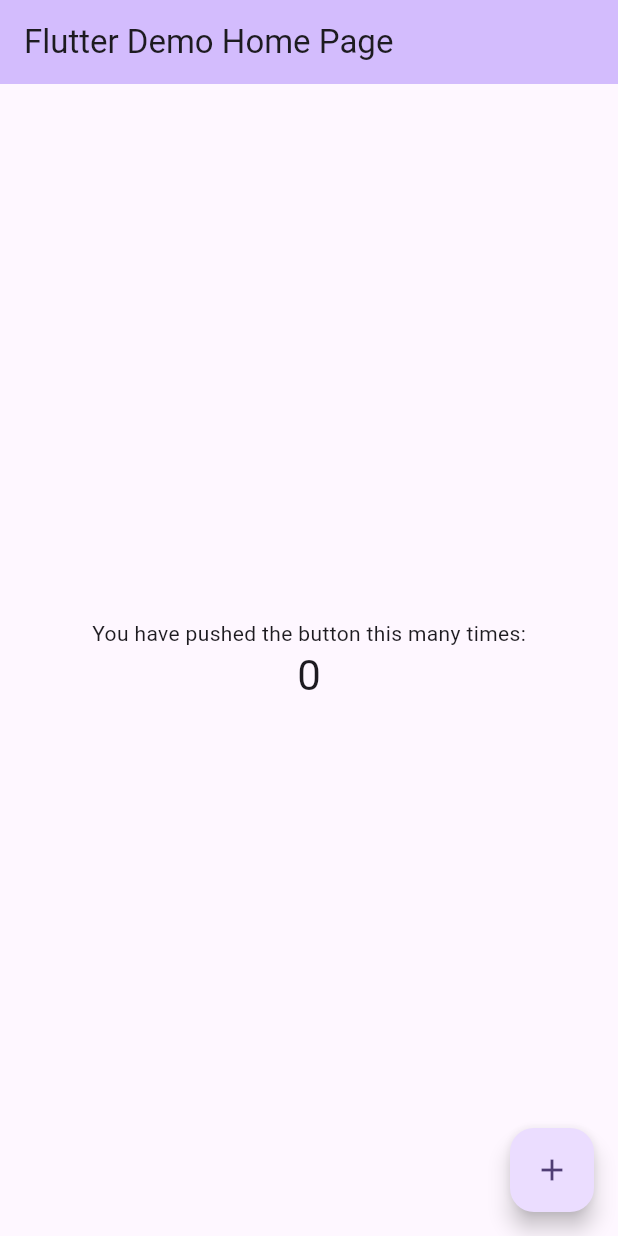
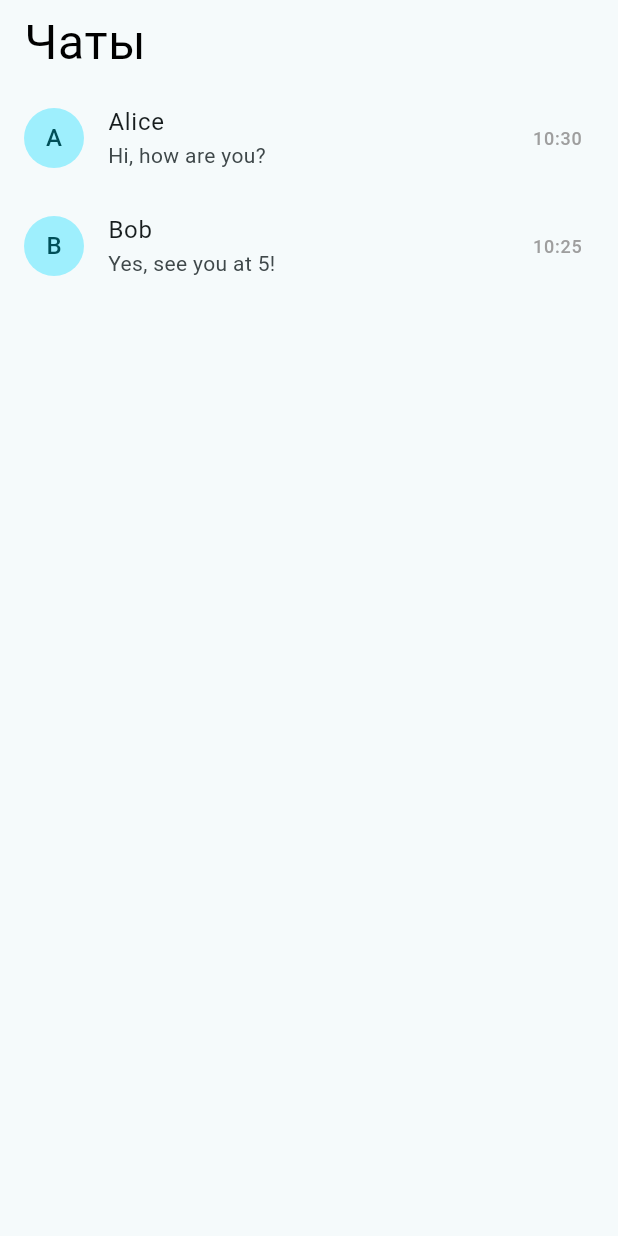
Before and after one commit to zhbekaa/messenger_test_task, a Flutter app: the screen it shows after launch, on a phone screen of 412 x 824 dp. Run offline on Flutter 3.47's test engine with Material 3 defaults, Android fonts, the phone set to English and light mode, and no system bars; our stand-ins replace flutter_svg.

Commit message:
non-functional components, screens

```diff
--- /dev/null
+++ b/lib/domain/models/chat_models.dart
@@ -0,0 +1,19 @@
+class ChatMessage {
+  final String text;
+  final bool isSentByMe;
+  final DateTime timestamp;
+  ChatMessage({required this.text, required this.isSentByMe, required this.timestamp});
+}
+
+
+class Chat {
+  final String userName;
+  final List<ChatMessage> messages;
+
+  Chat({
+    required this.userName,
+    required this.messages,
+  });
+
+  ChatMessage get lastMessage => messages.last;
+}
--- a/lib/main.dart
+++ b/lib/main.dart
@@ -1,125 +1,27 @@
 import 'package:flutter/material.dart';
+import 'package:messenger_test_task/screens/chat_list_screen.dart';
 
-void main() {
-  runApp(const MyApp());
+void main() => runApp(const MyApp());
+
+class MyApp extends StatefulWidget {
+  const MyApp({super.key});
+
+  @override
+  State<MyApp> createState() => _MyAppState();
 }
 
-class MyApp extends StatelessWidget {
-  const MyApp({super.key});
-
-  // This widget is the root of your application.
+class _MyAppState extends State<MyApp> {
   @override
   Widget build(BuildContext context) {
     return MaterialApp(
-      title: 'Flutter Demo',
       theme: ThemeData(
-        // This is the theme of your application.
-        //
-        // TRY THIS: Try running your application with "flutter run". You'll see
-        // the application has a blue toolbar. Then, without quitting the app,
-        // try changing the seedColor in the colorScheme below to Colors.green
-        // and then invoke "hot reload" (save your changes or press the "hot
-        // reload" button in a Flutter-supported IDE, or press "r" if you used
-        // the command line to start the app).
-        //
-        // Notice that the counter didn't reset back to zero; the application
-        // state is not lost during the reload. To reset the state, use hot
-        // restart instead.
-        //
-        // This works for code too, not just values: Most code changes can be
-        // tested with just a hot reload.
-        colorScheme: ColorScheme.fromSeed(seedColor: Colors.deepPurple),
-        useMaterial3: true,
-      ),
-      home: const MyHomePage(title: 'Flutter Demo Home Page'),
+          colorScheme: ColorScheme.fromSeed(
+        seedColor: Colors.white,
+        primary: Colors.white,
+        onPrimary: Colors.black,
+        background: Colors.white,
+      )),
+      home: Scaffold(body: ChatListScreen()),
     );
   }
 }
-
-class MyHomePage extends StatefulWidget {
-  const MyHomePage({super.key, required this.title});
-
-  // This widget is the home page of your application. It is stateful, meaning
-  // that it has a State object (defined below) that contains fields that affect
-  // how it looks.
-
-  // This class is the configuration for the state. It holds the values (in this
-  // case the title) provided by the parent (in this case the App widget) and
-  // used by the build method of the State. Fields in a Widget subclass are
-  // always marked "final".
-
-  final String title;
-
-  @override
-  State<MyHomePage> createState() => _MyHomePageState();
-}
-
-class _MyHomePageState extends State<MyHomePage> {
-  int _counter = 0;
-
-  void _incrementCounter() {
-    setState(() {
-      // This call to setState tells the Flutter framework that something has
-      // changed in this State, which causes it to rerun the build method below
-      // so that the display can reflect the updated values. If we changed
-      // _counter without calling setState(), then the build method would not be
-      // called again, and so nothing would appear to happen.
-      _counter++;
-    });
-  }
-
-  @override
-  Widget build(BuildContext context) {
-    // This method is rerun every time setState is called, for instance as done
-    // by the _incrementCounter method above.
-    //
-    // The Flutter framework has been optimized to make rerunning build methods
-    // fast, so that you can just rebuild anything that needs updating rather
-    // than having to individually change instances of widgets.
-    return Scaffold(
-      appBar: AppBar(
-        // TRY THIS: Try changing the color here to a specific color (to
-        // Colors.amber, perhaps?) and trigger a hot reload to see the AppBar
-        // change color while the other colors stay the same.
-        backgroundColor: Theme.of(context).colorScheme.inversePrimary,
-        // Here we take the value from the MyHomePage object that was created by
-        // the App.build method, and use it to set our appbar title.
-        title: Text(widget.title),
-      ),
-      body: Center(
-        // Center is a layout widget. It takes a single child and positions it
-        // in the middle of the parent.
-        child: Column(
-          // Column is also a layout widget. It takes a list of children and
-          // arranges them vertically. By default, it sizes itself to fit its
-          // children horizontally, and tries to be as tall as its parent.
-          //
-          // Column has various properties to control how it sizes itself and
-          // how it positions its children. Here we use mainAxisAlignment to
-          // center the children vertically; the main axis here is the vertical
-          // axis because Columns are vertical (the cross axis would be
-          // horizontal).
-          //
-          // TRY THIS: Invoke "debug painting" (choose the "Toggle Debug Paint"
-          // action in the IDE, or press "p" in the console), to see the
-          // wireframe for each widget.
-          mainAxisAlignment: MainAxisAlignment.center,
-          children: <Widget>[
-            const Text(
-              'You have pushed the button this many times:',
-            ),
-            Text(
-              '$_counter',
-              style: Theme.of(context).textTheme.headlineMedium,
-            ),
-          ],
-        ),
-      ),
-      floatingActionButton: FloatingActionButton(
-        onPressed: _incrementCounter,
-        tooltip: 'Increment',
-        child: const Icon(Icons.add),
-      ), // This trailing comma makes auto-formatting nicer for build methods.
-    );
-  }
-}
--- /dev/null
+++ b/lib/screens/chat_list_screen.dart
@@ -0,0 +1,68 @@
+import 'package:flutter/material.dart';
+import '../domain/models/chat_models.dart';
+import '../widgets/chat_preview.dart';
+
+// ignore: use_key_in_widget_constructors
+class ChatListScreen extends StatelessWidget {
+  final List<Chat> chats = [
+    Chat(
+      userName: "Alice",
+      messages: [
+        ChatMessage(
+          text: "Hello!",
+          isSentByMe: true,
+          timestamp: DateTime.now().subtract(const Duration(minutes: 1)),
+        ),
+        ChatMessage(
+          text: "Hi, how are you?",
+          isSentByMe: false,
+          timestamp: DateTime.now(),
+        ),
+      ],
+    ),
+    Chat(
+      userName: "Bob",
+      messages: [
+        ChatMessage(
+          text:
+              "Are we still on for today? Are we still on for todayAre we still on for todayAre we still on for todayAre we still on for todayAre we still on for todayAre we still on for todayAre we still on for today",
+          isSentByMe: true,
+          timestamp: DateTime.now().subtract(const Duration(minutes: 30)),
+        ),
+        ChatMessage(
+          text: "Yes, see you at 5!",
+          isSentByMe: false,
+          timestamp: DateTime.now().subtract(const Duration(minutes: 5)),
+        ),
+      ],
+    ),
+    // Add more chats here
+  ];
+
+  @override
+  Widget build(BuildContext context) {
+    return Scaffold(
+      appBar: AppBar(
+        title: const ListTile(
+          contentPadding: EdgeInsets.zero, // Remove padding from ListTile
+
+          title: Text(
+            'Чаты',
+            style: TextStyle(color: Colors.black, fontSize: 32), // Ensure text color is white
+          ),
+        ),
+      ),
+      body: ListView.builder(
+        itemCount: chats.length,
+        itemBuilder: (context, index) {
+          final chat = chats[index];
+          return ChatPreview(chat: chat);
+        },
+      ),
+    );
+  }
+}
+
+void main() => runApp(MaterialApp(
+      home: ChatListScreen(),
+    ));
--- /dev/null
+++ b/lib/widgets/chat_preview.dart
@@ -0,0 +1,36 @@
+import 'package:flutter/material.dart';
+import 'package:messenger_test_task/screens/chat_screen.dart';
+
+import '../domain/models/chat_models.dart';
+
+class ChatPreview extends StatelessWidget {
+  final Chat chat;
+
+  const ChatPreview({super.key, required this.chat});
+
+  @override
+  Widget build(BuildContext context) {
+    final message =
+        chat.lastMessage.isSentByMe ? 'Вы: ${chat.lastMessage.text}' : chat.lastMessage.text;
+
+    return ListTile(
+      leading: CircleAvatar(
+        child: Text(chat.userName[0]),
+      ),
+      title: Text(chat.userName),
+      subtitle: Text(message),
+      trailing: Text(
+        _formatTimestamp(chat.lastMessage.timestamp),
+        style: const TextStyle(fontSize: 12, color: Colors.grey),
+      ),
+      onTap: () {
+        Navigator.push(context,
+            MaterialPageRoute(builder: (context) => ChatScreen(chat: chat)));
+      },
+    );
+  }
+
+  String _formatTimestamp(DateTime timestamp) {
+    return "${timestamp.hour}:${timestamp.minute}";
+  }
+}
```
Also changed, not shown: lib/screens/chat_screen.dart (added, +74 -0 lines), lib/widgets/chat_bubble.dart (added, +89 -0 lines), lib/widgets/chat_input_field.dart (added, +105 -0 lines), lib/widgets/text_divider.dart (added, +24 -0 lines), pubspec.yaml (+9 -4 lines), pubspec.lock.
